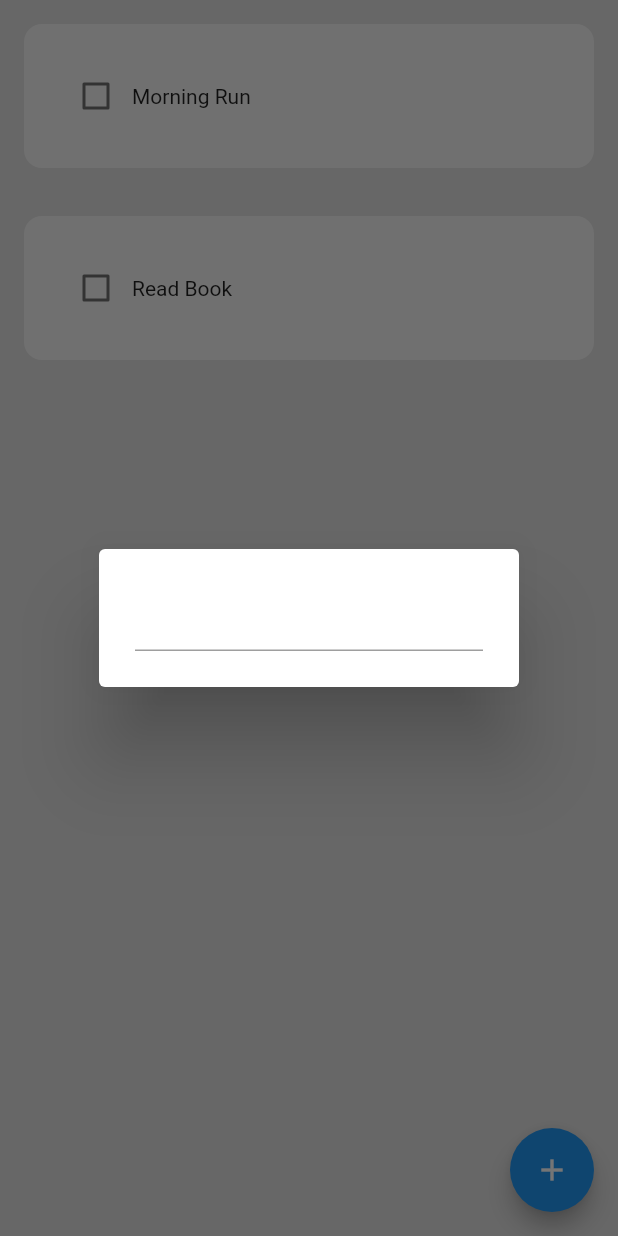
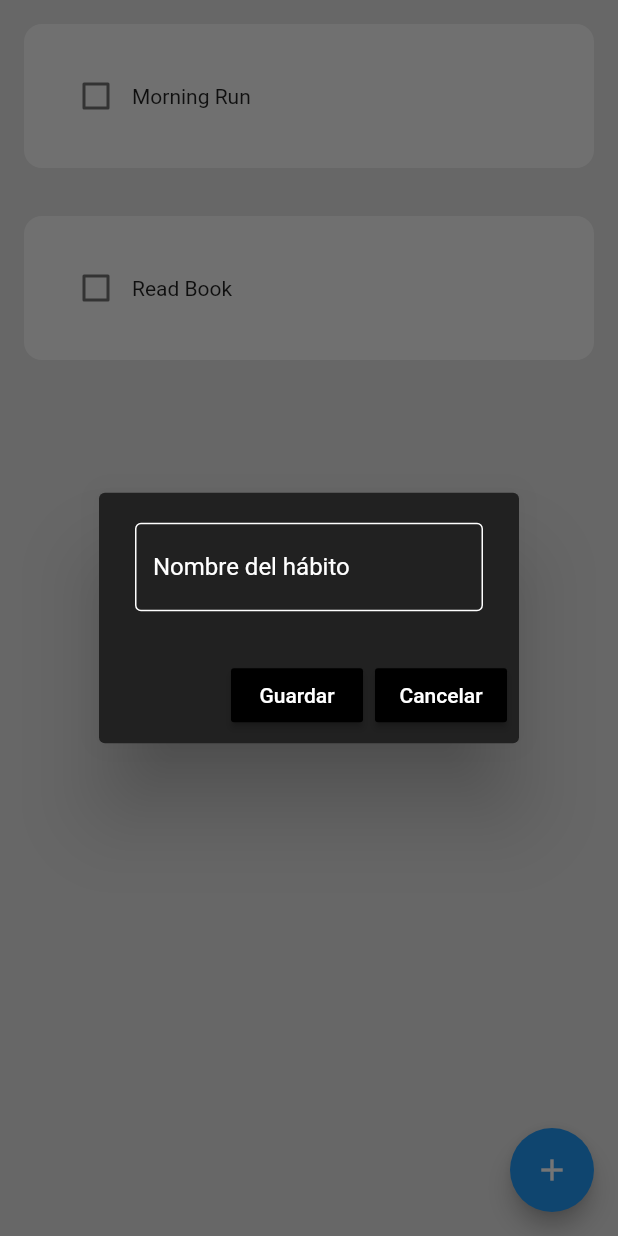
Before and after one commit to RaulCoding/habit_tracker, a Flutter app: the screen it shows after launch, after a tap on the "add" icon, on a phone screen of 412 x 824 dp. Run offline on Flutter 3.47's test engine with Material 2 defaults, Android fonts, the phone set to English and light mode, and no system bars; drawn by our look-alikes of flutter_slidable.

Commit message:
Terminado paso Ui pdte. DB

```diff
--- a/lib/components/habit_tile.dart
+++ b/lib/components/habit_tile.dart
@@ -1,17 +1,46 @@
 import 'package:flutter/material.dart';
+import 'package:flutter_slidable/flutter_slidable.dart';
 
 class HabitTile extends StatelessWidget {
   final String habitName;
   final bool habitCompleted;
   final Function(bool?)? onChanged;
+  final Function(BuildContext)? settingsTapped;
+  final Function(BuildContext)? deleteTapped;
 
 
-  const HabitTile({super.key, required this.habitName, required this.habitCompleted, required this.onChanged});
+  const HabitTile({
+    super.key,
+    required this.habitName,
+    required this.habitCompleted,
+    required this.onChanged,
+    required this.settingsTapped,
+    required this.deleteTapped,
+  });
 
   @override
   Widget build(BuildContext context) {
     return Padding(
       padding: const EdgeInsets.all(16.0),
+      child: Slidable(
+        endActionPane: ActionPane(
+          motion: const StretchMotion(),
+          children: [
+          //Editar
+            SlidableAction(
+              onPressed: settingsTapped,
+              backgroundColor: Colors.grey.shade800,
+              icon: Icons.settings,
+              borderRadius: BorderRadius.circular(12),
+            ),
+            SlidableAction(
+              onPressed: deleteTapped,
+              backgroundColor: Colors.red.shade400,
+              icon: Icons.delete,
+              borderRadius: BorderRadius.circular(12),
+            ),
+          ]
+        ),
         child: Container(
           padding: EdgeInsets.all(24),
           decoration: BoxDecoration(
@@ -31,6 +60,7 @@ class HabitTile extends StatelessWidget {
             ],
           ),
         ),
+      ),
     );
   }
 }
--- /dev/null
+++ b/lib/components/my_alert_box.dart
@@ -0,0 +1,54 @@
+import 'package:flutter/material.dart';
+
+class MyAlertBox extends StatelessWidget {
+  final controller;
+  final String hintText;
+  final VoidCallback onSave;
+  final VoidCallback onCancel;
+
+  const MyAlertBox({
+    super.key,
+    required this.controller,
+    required this.hintText,
+    required this.onSave,
+    required this.onCancel
+  });
+
+  @override
+  Widget build(BuildContext context) {
+    return AlertDialog(
+      backgroundColor: Colors.grey[900],
+      content: TextField(
+        controller: controller,
+        style: const TextStyle(color: Colors.white),
+        decoration: InputDecoration(
+          hintText: hintText,
+          hintStyle: const TextStyle(color: Colors.white) ,
+          enabledBorder:
+            const OutlineInputBorder(borderSide: BorderSide(color: Colors.white)),
+          focusedBorder:
+            const OutlineInputBorder(borderSide: BorderSide(color: Colors.white)),
+        ),
+      ),
+      actions: [
+        MaterialButton(
+          onPressed: onSave,
+          color: Colors.black,
+          child: const Text(
+            "Guardar",
+            style: TextStyle(color: Colors.white),
+          ),
+        ),
+        MaterialButton(
+          onPressed: onCancel,
+          color: Colors.black,
+          child: const Text(
+            "Cancelar",
+            style: TextStyle(color: Colors.white),
+          ),
+        )
+      ],
+
+    );
+  }
+}
--- a/lib/components/new_habit_box.dart
+++ /dev/null
@@ -1,13 +0,0 @@
-import 'package:flutter/material.dart';
-
-class EnterNewHabitBox extends StatelessWidget {
-  const EnterNewHabitBox({super.key});
-
-  @override
-  Widget build(BuildContext context) {
-    return AlertDialog(
-      content: TextField(),
-
-    );
-  }
-}
--- a/pubspec.yaml
+++ b/pubspec.yaml
@@ -9,11 +9,12 @@ environment:
 dependencies:
   flutter:
     sdk: flutter
+  flutter_slidable: ^3.0.0
 
 dev_dependencies:
+  flutter_lints: ^2.0.0
   flutter_test:
     sdk: flutter
-  flutter_lints: ^2.0.0
 
 flutter:
   uses-material-design: true
```
Also changed, not shown: lib/pages/home_page.dart (+64 -3 lines), pubspec.lock. Lines whose indentation alone changed are shown as unchanged.
